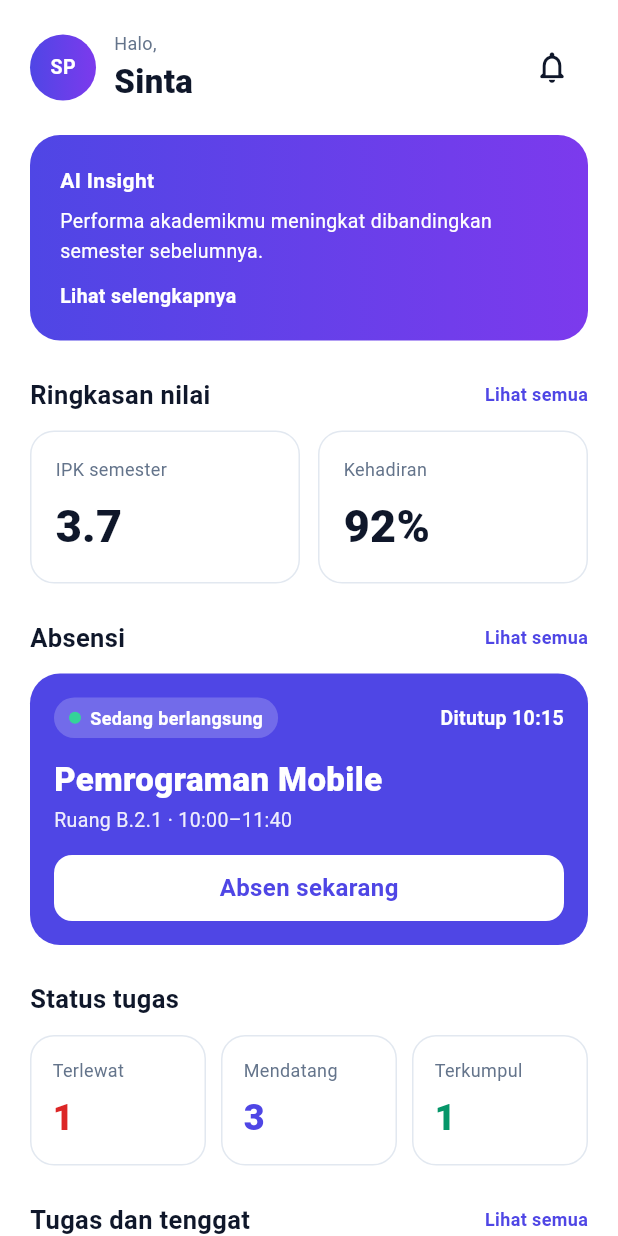
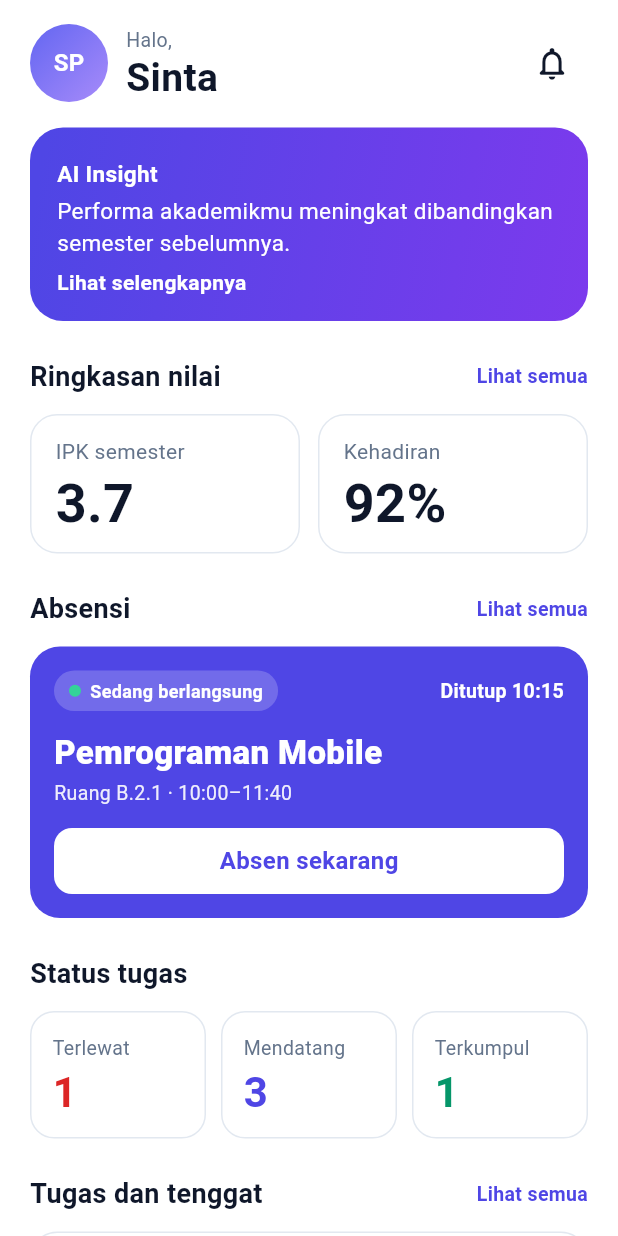
Before and after one commit to Azkiya-12/Gradia-PBL, a Flutter app: the DashboardScreen screen opened directly, after a tap on "Lihat semua", on a phone screen of 412 x 824 dp. Run offline on Flutter 3.47's test engine with Material 3 defaults, Android fonts, the phone set to English and light mode, and no system bars; our stand-ins replace connectivity_plus, drift, drift_flutter, flutter_secure_storage, shared_preferences; accounts and stored records are empty; generated files the repository leaves out were written again.

Commit message:
perubahan llgi

```diff
--- a/mahasiswa/lib/screens/dashboard/dashboard_screen.dart
+++ b/mahasiswa/lib/screens/dashboard/dashboard_screen.dart
@@ -2,8 +2,8 @@ import 'package:flutter/material.dart';
 import '../notifikasi/notifikasi_screen.dart';
 import '../akademik/tugas_screen.dart';
 import '../auth/akun_screen.dart';
-import 'absensi_card.dart';
-import '../akademik/absensi_screen.dart';
+import 'absensi_card.dart' show AbsensiCard;
+import '../akademik/absensi_screen.dart' show AbsensiScreen;
 
 class DashboardScreen extends StatelessWidget {
   final ValueChanged<int>? onTabChange;
@@ -16,19 +16,21 @@ class DashboardScreen extends StatelessWidget {
       backgroundColor: Colors.white,
       body: SafeArea(
         child: SingleChildScrollView(
-          padding: const EdgeInsets.fromLTRB(20, 20, 20, 24),
+          padding: const EdgeInsets.fromLTRB(20, 16, 20, 16),
           child: Column(
             crossAxisAlignment: CrossAxisAlignment.start,
             children: [
               Row(
                 children: [
                   Container(
-                    width: 44,
-                    height: 44,
+                    width: 52,
+                    height: 52,
                     decoration: const BoxDecoration(
                       shape: BoxShape.circle,
                       gradient: LinearGradient(
-                        colors: [Color(0xFF4F46E5), Color(0xFF7C3AED)],
+                        begin: Alignment.topLeft,
+                        end: Alignment.bottomRight,
+                        colors: [Color(0xFF6366F1), Color(0xFFA78BFA)],
                       ),
                     ),
                     child: const Center(
@@ -36,7 +38,7 @@ class DashboardScreen extends StatelessWidget {
                         'SP',
                         style: TextStyle(
                           color: Colors.white,
-                          fontSize: 13,
+                          fontSize: 16,
                           fontWeight: FontWeight.w700,
                         ),
                       ),
@@ -52,17 +54,17 @@ class DashboardScreen extends StatelessWidget {
                         Text(
                           'Halo,',
                           style: TextStyle(
-                            fontSize: 12,
+                            fontSize: 13,
                             color: Color(0xFF64748B),
                           ),
                         ),
-                        SizedBox(height: 2),
                         Text(
                           'Sinta',
                           style: TextStyle(
-                            fontSize: 22,
-                            fontWeight: FontWeight.w800,
+                            fontSize: 26,
+                            fontWeight: FontWeight.w700,
                             color: Color(0xFF0F172A),
+                            height: 1.15,
                           ),
                         ),
                       ],
@@ -70,6 +72,8 @@ class DashboardScreen extends StatelessWidget {
                   ),
 
                   IconButton(
+                    padding: const EdgeInsets.all(4),
+                    constraints: const BoxConstraints(),
                     onPressed: () {
                       Navigator.push(
                         context,
@@ -80,24 +84,24 @@ class DashboardScreen extends StatelessWidget {
                     },
                     icon: const Icon(
                       Icons.notifications_none_rounded,
-                      size: 25,
+                      size: 26,
                       color: Color(0xFF0F172A),
                     ),
                   ),
                 ],
               ),
 
-              const SizedBox(height: 20),
+              const SizedBox(height: 17),
 
               Container(
                 width: double.infinity,
-                padding: const EdgeInsets.all(20),
+                padding: const EdgeInsets.fromLTRB(18, 20, 18, 16),
                 decoration: BoxDecoration(
-                  borderRadius: BorderRadius.circular(20),
+                  borderRadius: BorderRadius.circular(22),
                   gradient: const LinearGradient(
                     colors: [Color(0xFF4F46E5), Color(0xFF7C3AED)],
                     begin: Alignment.centerLeft,
-                    end: Alignment.centerRight,
+                    end: Alignment.bottomRight,
                   ),
                 ),
                 child: const Column(
@@ -107,25 +111,25 @@ class DashboardScreen extends StatelessWidget {
                       'AI Insight',
                       style: TextStyle(
                         color: Colors.white,
-                        fontSize: 14,
+                        fontSize: 15,
                         fontWeight: FontWeight.w700,
                       ),
                     ),
-                    SizedBox(height: 8),
+                    SizedBox(height: 4),
                     Text(
                       'Performa akademikmu meningkat dibandingkan semester sebelumnya.',
                       style: TextStyle(
                         color: Colors.white,
-                        fontSize: 13,
-                        height: 1.5,
+                        fontSize: 15,
+                        height: 1.4,
                       ),
                     ),
-                    SizedBox(height: 10),
+                    SizedBox(height: 6),
                     Text(
                       'Lihat selengkapnya',
                       style: TextStyle(
                         color: Colors.white,
-                        fontSize: 13,
+                        fontSize: 14,
                         fontWeight: FontWeight.w700,
                       ),
                     ),
@@ -143,22 +147,20 @@ class DashboardScreen extends StatelessWidget {
 
               const SizedBox(height: 12),
 
-              Row(
+              const Row(
                 crossAxisAlignment: CrossAxisAlignment.start,
                 children: [
                   Expanded(
                     child: _StatCard(label: 'IPK semester', value: '3.7'),
                   ),
-
-                  const SizedBox(width: 12),
-
+                  SizedBox(width: 12),
                   Expanded(
                     child: _StatCard(label: 'Kehadiran', value: '92%'),
                   ),
                 ],
               ),
 
-                            const SizedBox(height: 24),
+              const SizedBox(height: 24),
 
               _SectionHeader(
                 title: 'Absensi',
@@ -182,7 +184,7 @@ class DashboardScreen extends StatelessWidget {
               const Text(
                 'Status tugas',
                 style: TextStyle(
-                  fontSize: 17,
+                  fontSize: 18,
                   fontWeight: FontWeight.w700,
                   color: Color(0xFF0F172A),
                 ),
@@ -190,7 +192,7 @@ class DashboardScreen extends StatelessWidget {
 
               const SizedBox(height: 12),
 
-              Row(
+              const Row(
                 crossAxisAlignment: CrossAxisAlignment.start,
                 children: [
                   Expanded(
@@ -200,9 +202,7 @@ class DashboardScreen extends StatelessWidget {
                       valueColor: Color(0xFFDC2626),
                     ),
                   ),
-
-                  const SizedBox(width: 10),
-
+                  SizedBox(width: 10),
                   Expanded(
                     child: _TaskStatusCard(
                       label: 'Mendatang',
@@ -210,9 +210,7 @@ class DashboardScreen extends StatelessWidget {
                       valueColor: Color(0xFF4F46E5),
                     ),
                   ),
-
-                  const SizedBox(width: 10),
-
+                  SizedBox(width: 10),
                   Expanded(
                     child: _TaskStatusCard(
                       label: 'Terkumpul',
@@ -249,29 +247,27 @@ class DashboardScreen extends StatelessWidget {
                 width: double.infinity,
                 decoration: BoxDecoration(
                   color: Colors.white,
-                  borderRadius: BorderRadius.circular(16),
+                  borderRadius: BorderRadius.circular(18),
                   border: Border.all(color: const Color(0xFFE2E8F0)),
                 ),
-                child: Column(
+                child: const Column(
                   children: [
                     _AssignmentItem(
                       title: 'Usability Test Report',
                       subtitle: 'Desain User Interface dan User Experience',
                       deadline: 'Terlambat 2 hari',
                       status: 'Terlewat',
-                      statusColor: const Color(0xFFDC2626),
-                      statusBackground: const Color(0xFFFEF2F2),
+                      statusColor: Color(0xFFDC2626),
+                      statusBackground: Color(0xFFFEE2E2),
                     ),
-
-                    const Divider(height: 1, color: Color(0xFFE2E8F0)),
-
+                    Divider(height: 1, color: Color(0xFFE2E8F0)),
                     _AssignmentItem(
                       title: 'Tugas Aplikasi Mobile',
                       subtitle: 'Pemrograman Mobile',
                       deadline: 'Besok, 23:59',
                       status: 'Segera',
-                      statusColor: const Color(0xFFB45309),
-                      statusBackground: const Color(0xFFFFFBEB),
+                      statusColor: Color(0xFFB45309),
+                      statusBackground: Color(0xFFFEF3C7),
                     ),
                   ],
                 ),
@@ -303,7 +299,7 @@ class _SectionHeader extends StatelessWidget {
           child: Text(
             title,
             style: const TextStyle(
-              fontSize: 17,
+              fontSize: 18,
               fontWeight: FontWeight.w700,
               color: Color(0xFF0F172A),
             ),
@@ -314,7 +310,7 @@ class _SectionHeader extends StatelessWidget {
           child: Text(
             action,
             style: const TextStyle(
-              fontSize: 12,
+              fontSize: 13,
               fontWeight: FontWeight.w600,
               color: Color(0xFF4F46E5),
             ),
@@ -334,10 +330,10 @@ class _StatCard extends StatelessWidget {
   @override
   Widget build(BuildContext context) {
     return Container(
-      padding: const EdgeInsets.all(16),
+      padding: const EdgeInsets.fromLTRB(16, 14, 16, 12),
       decoration: BoxDecoration(
         color: Colors.white,
-        borderRadius: BorderRadius.circular(16),
+        borderRadius: BorderRadius.circular(18),
         border: Border.all(color: const Color(0xFFE2E8F0)),
       ),
       child: Column(
@@ -345,17 +341,18 @@ class _StatCard extends StatelessWidget {
         children: [
           Text(
             label,
-            style: const TextStyle(fontSize: 12, color: Color(0xFF64748B)),
+            style: const TextStyle(fontSize: 14, color: Color(0xFF64748B)),
           ),
 
-          const SizedBox(height: 8),
+          const SizedBox(height: 4),
 
           Text(
             value,
             style: const TextStyle(
-              fontSize: 30,
-              fontWeight: FontWeight.w800,
+              fontSize: 36,
+              fontWeight: FontWeight.w700,
               color: Color(0xFF0F172A),
+              height: 1.15,
             ),
           ),
         ],
@@ -389,17 +386,18 @@ class _TaskStatusCard extends StatelessWidget {
         children: [
           Text(
             label,
-            style: const TextStyle(fontSize: 12, color: Color(0xFF64748B)),
+            style: const TextStyle(fontSize: 13, color: Color(0xFF64748B)),
           ),
 
-          const SizedBox(height: 6),
+          const SizedBox(height: 4),
 
           Text(
             value,
             style: TextStyle(
-              fontSize: 24,
-              fontWeight: FontWeight.w800,
+              fontSize: 28,
+              fontWeight: FontWeight.w700,
               color: valueColor,
+              height: 1.15,
             ),
           ),
         ],
@@ -428,9 +426,9 @@ class _AssignmentItem extends StatelessWidget {
   @override
   Widget build(BuildContext context) {
     return Padding(
-      padding: const EdgeInsets.all(16),
+      padding: const EdgeInsets.fromLTRB(16, 14, 14, 14),
       child: Row(
-        crossAxisAlignment: CrossAxisAlignment.start,
+        crossAxisAlignment: CrossAxisAlignment.center,
         children: [
           Expanded(
             child: Column(
@@ -439,28 +437,20 @@ class _AssignmentItem extends StatelessWidget {
                 Text(
                   title,
                   style: const TextStyle(
-                    fontSize: 14,
+                    fontSize: 15,
                     fontWeight: FontWeight.w700,
                     color: Color(0xFF0F172A),
                   ),
                 ),
 
-                const SizedBox(height: 3),
+                const SizedBox(height: 2),
 
+                // Di desain subtitle dan tenggat satu teks yang mengalir
                 Text(
-                  subtitle,
+                  '$subtitle · $deadline',
                   style: const TextStyle(
-                    fontSize: 12,
-                    color: Color(0xFF64748B),
-                  ),
-                ),
-
-                const SizedBox(height: 4),
-
-                Text(
-                  '• $deadline',
-                  style: const TextStyle(
-                    fontSize: 12,
+                    fontSize: 13,
+                    height: 1.35,
                     color: Color(0xFF64748B),
                   ),
                 ),
@@ -471,7 +461,7 @@ class _AssignmentItem extends StatelessWidget {
           const SizedBox(width: 8),
 
           Container(
-            padding: const EdgeInsets.symmetric(horizontal: 10, vertical: 5),
+            padding: const EdgeInsets.symmetric(horizontal: 10, vertical: 4),
             decoration: BoxDecoration(
               color: statusBackground,
               borderRadius: BorderRadius.circular(999),
@@ -479,8 +469,8 @@ class _AssignmentItem extends StatelessWidget {
             child: Text(
               status,
               style: TextStyle(
-                fontSize: 11,
-                fontWeight: FontWeight.w700,
+                fontSize: 12,
+                fontWeight: FontWeight.w600,
                 color: statusColor,
               ),
             ),
```
Also changed, not shown: mahasiswa/lib/screens/akademik/absensi_screen.dart (+51 -48 lines).
